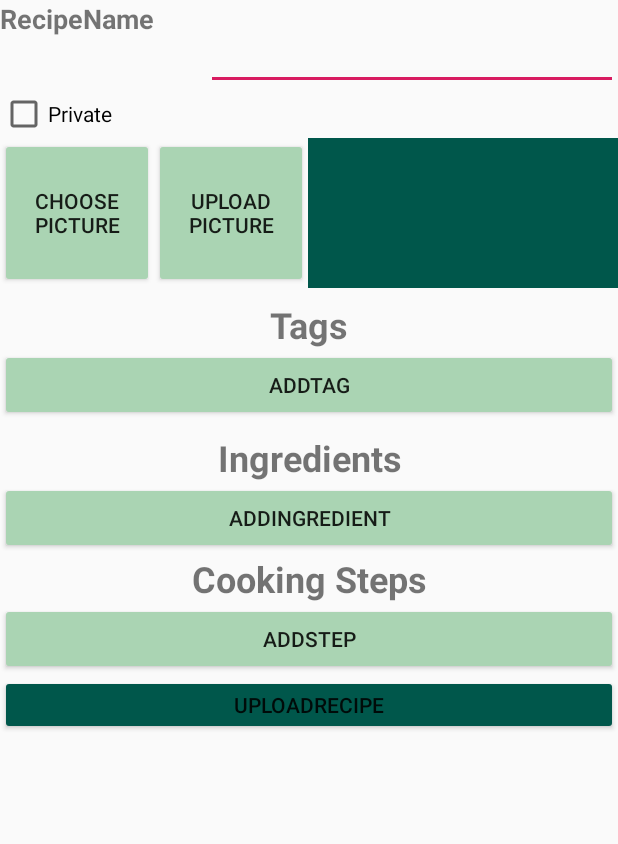
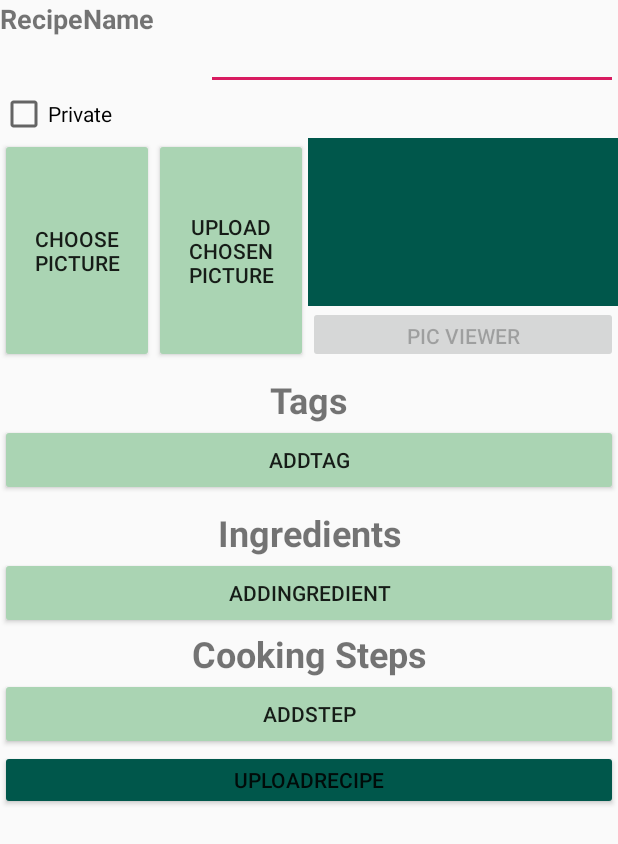
Before and after one commit to MinSukKim/CooKingRecipe, an Android app: the Upload screen opened directly, with no data from a screen before it, on a phone screen of 412 x 824 dp. Shown: the top 844 px of the screen. Run offline under Robolectric (Android 15) with nearby library versions, the phone set to English and light mode, and no system bars; our stand-ins replace Firebase (no records; nobody signed in at launch, a user with empty details on screens opened directly).

Commit message:
picture show implementation

```diff
--- a/app/src/main/AndroidManifest.xml
+++ b/app/src/main/AndroidManifest.xml
@@ -1,6 +1,7 @@
 <?xml version="1.0" encoding="utf-8"?>
 <manifest xmlns:android="http://schemas.android.com/apk/res/android"
     package="com.example.girln.recipeapp">
+    <uses-permission android:name="android.permission.INTERNET" />
 
     <application
         android:allowBackup="true"
@@ -28,6 +29,7 @@
         <activity android:name=".recommend" />
         <activity android:name=".simple" />
         <activity android:name=".Upload" />
+        <activity android:name=".picView" />
         <activity android:name=".detailedRecipeView"/>
         <activity android:name=".edit">
         </activity>
--- a/app/src/main/java/com/example/girln/recipeapp/Upload.java
+++ b/app/src/main/java/com/example/girln/recipeapp/Upload.java
@@ -71,7 +71,7 @@ public class Upload extends AppCompatActivity {
     FirebaseStorage storage;
     StorageReference storageReference;
      ImageView imageView;
-
+Button picViewButton;
      Uri filePath;
      UploadTask uploadTask;
 
@@ -87,6 +87,8 @@ public class Upload extends AppCompatActivity {
         storage = FirebaseStorage.getInstance();
         storageReference = storage.getReference();
         imageView = findViewById(R.id.imageView2);
+        picViewButton=findViewById(R.id.picViewButton);
+        picViewButton.setEnabled(false);
         mData.getReference().child("Tags").addListenerForSingleValueEvent(new ValueEventListener() {
             @Override
             public void onDataChange(@NonNull DataSnapshot dataSnapshot) {
@@ -137,6 +139,7 @@ public class Upload extends AppCompatActivity {
         intent.setAction(Intent.ACTION_GET_CONTENT);
         startActivityForResult(Intent.createChooser(intent, "Select Picture"), PICK_IMAGE_REQUEST);
     }
+
 
     @Override
     protected void onActivityResult(int requestCode, int resultCode, Intent data) {
--- a/app/src/main/java/com/example/girln/recipeapp/edit.java
+++ b/app/src/main/java/com/example/girln/recipeapp/edit.java
@@ -53,6 +53,7 @@ public class edit extends Upload {
         Intent i = getIntent();
         recipeID = i.getStringExtra("recipeID");
         getRecipe(recipeID);
+        picViewButton.setEnabled(true);
     }
 
     private void addIngredientField(CookingIngredientModel ingredient) {
@@ -135,6 +136,11 @@ public class edit extends Upload {
         Toast.makeText(edit.this, "Uploaded Recipe", Toast.LENGTH_SHORT).show();
         finish();
     }
+    public void picView(View v) {
+        Intent intent = new Intent(this, picView.class);
+        intent.putExtra("recipeID", recipeID);
+        startActivity(intent);
+    }
 
     private void ingredientAmountTextField(LinearLayout tagLL, LinearLayout newTag,double amount) {
         LinearLayout.LayoutParams lparams = new LinearLayout.LayoutParams(0, LinearLayout.LayoutParams.MATCH_PARENT, 1);
--- a/app/src/main/res/layout/activity_upload.xml
+++ b/app/src/main/res/layout/activity_upload.xml
@@ -73,7 +73,7 @@
                 <LinearLayout
                     android:id="@+id/PictureLinearLayout"
                     android:layout_width="match_parent"
-                    android:layout_height="100dp"
+                    android:layout_height="150dp"
                     android:orientation="horizontal"
                     app:layout_constraintEnd_toEndOf="parent"
                     app:layout_constraintStart_toStartOf="parent"
@@ -95,17 +95,34 @@
                         android:layout_weight="1"
                         android:backgroundTint="@color/colorPrimary"
                         android:onClick="uploadImage"
-                        android:text="Upload Picture" />
+                        android:text="Upload chosen Picture" />
 
-                    <ImageView
-                        android:id="@+id/imageView2"
+                    <LinearLayout
                         android:layout_width="0dp"
                         android:layout_height="match_parent"
                         android:layout_weight="2"
-                        android:background="@color/colorPrimaryDark"
-                        app:layout_constraintEnd_toEndOf="parent"
-                        app:layout_constraintTop_toBottomOf="@+id/RecipeNameLinearLayout"
-                        tools:srcCompat="@tools:sample/backgrounds/scenic" />
+                        android:orientation="vertical">
+
+                        <ImageView
+                            android:id="@+id/imageView2"
+                            android:layout_width="match_parent"
+                            android:layout_height="0dp"
+                            android:layout_weight="3"
+                            android:background="@color/colorPrimaryDark"
+                            app:layout_constraintEnd_toEndOf="parent"
+                            app:layout_constraintTop_toBottomOf="@+id/RecipeNameLinearLayout"
+                            tools:srcCompat="@tools:sample/backgrounds/scenic" />
+
+                        <Button
+                            android:id="@+id/picViewButton"
+                            android:layout_width="match_parent"
+                            android:layout_height="0dp"
+                            android:layout_weight="1"
+                            android:onClick="picView"
+                            android:text="Pic Viewer" />
+
+                    </LinearLayout>
+
                 </LinearLayout>
 
                 <LinearLayout
--- a/app/src/main/res/values/colors.xml
+++ b/app/src/main/res/values/colors.xml
@@ -2,6 +2,6 @@
 <resources>
     <color name="colorPrimary">#aad4b3</color>
     <color name="colorPrimaryDark">#00574B</color>
-    <color name="colorAccent">#D81B60</color>
+    <color name="colorAccent">#d81b60</color>
     <color name="white">#FFFFFF</color>
 </resources>
--- a/app/src/main/res/values/strings.xml
+++ b/app/src/main/res/values/strings.xml
@@ -1,5 +1,5 @@
 <resources>
-    <string name="app_name"> </string>
+    <string name="app_name">CooKing</string>
     <string name="title_activity_main"> </string>
     <string name="navigation_drawer_open">Open navigation drawer</string>
     <string name="navigation_drawer_close">Close navigation drawer</string>
```
Also changed, not shown: app/src/main/java/com/example/girln/recipeapp/picView.java (added, +140 -0 lines), app/src/main/res/layout/activity_picture_view.xml (added, +53 -0 lines).
